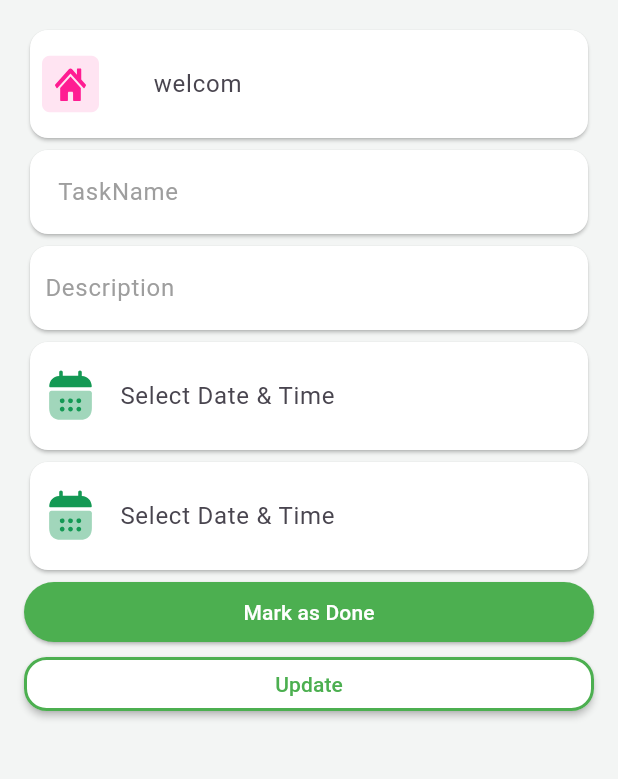
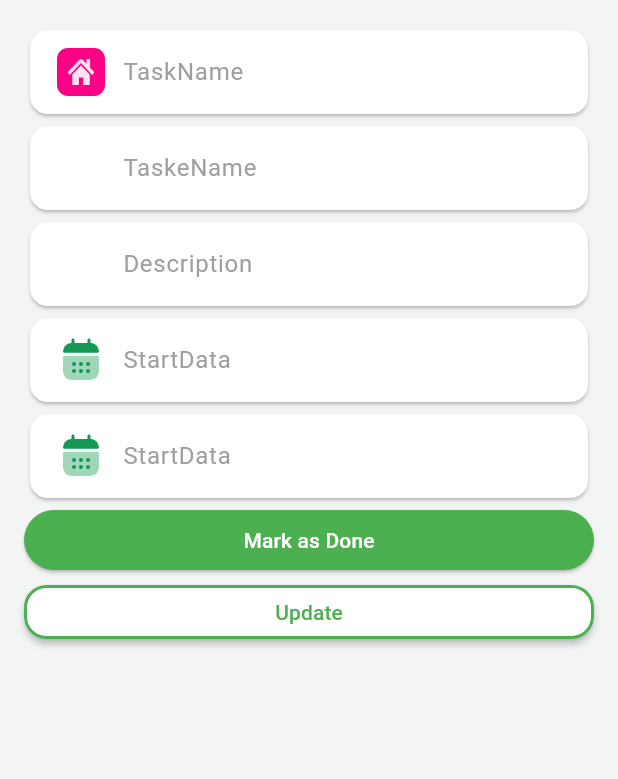
Before and after one commit to mahmoudshahin1/NTI-Task1, a Flutter app: the ScreenEditTask screen opened directly, on a phone screen of 412 x 824 dp, the part 84-863 px from its top. Run offline on Flutter 3.47's test engine with Material 3 defaults, Android fonts, the phone set to English and light mode, and no system bars; our stand-ins replace flutter_svg.

Commit message:
RefactroTo_ScreenEdit_AndDoDefultTextFiled_AddTask3_ScreenProfile_Add_DefultCard

```diff
--- a/lib/constant/appicon.dart
+++ b/lib/constant/appicon.dart
@@ -1,9 +1,13 @@
 class Appicon {
-  static const String IconHome = 'assets/icons/home.svg';
-  static const String IconTask = 'assets/icons/worktask.svg';
-  static const String IconPersonal = 'assets/icons/personal.svg';
-  static const String IconArrowBack = 'assets/icons/aroweback.svg';
-  static const String IconeDelet = 'assets/icons/Delet.svg';
-  static const String IconeHomeEdit = 'assets/icons/HomeEdit.svg';
-  static const String IconeCaleander = 'assets/icons/calendar.svg';
+  static const String Basebase = 'assets/icons/';
+  static const String IconHome = '${Basebase}home.svg';
+  static const String IconTask = '${Basebase}worktask.svg';
+  static const String IconPersonal = '${Basebase}personal.svg';
+  static const String IconArrowBack = '${Basebase}aroweback.svg';
+  static const String IconeDelet = '${Basebase}Delet.svg';
+  static const String IconeHomeEdit = '${Basebase}HomeEdit.svg';
+  static const String IconeCaleander = '${Basebase}calendar.svg';
+  static const String IconeUser = '${Basebase}user (4) 2.svg';
+  static const String IconeArrowUp = '${Basebase}iconamoon_arrow-up-2-thin.svg';
+  static const String IconeHestory = '${Basebase}history.svg';
 }
--- a/lib/main.dart
+++ b/lib/main.dart
@@ -2,6 +2,8 @@ import 'package:flutter/material.dart';
 
 import 'package:newproject/constant/colors.dart';
 import 'package:newproject/task1/task1.dart';
+import 'package:newproject/task2/screenedittask.dart';
+import 'package:newproject/task3/task3profilescreen.dart';
 
 void main() {
   runApp(const MyApp());
@@ -20,7 +22,7 @@ class MyApp extends StatelessWidget {
             backgroundColor: ColorsApp.primaryColor,
           )),
       title: 'Flutter Demo',
-      home: const TodatyTask(),
+      home: const Task4ScreenProfile(),
     );
   }
 }
--- a/lib/task2/screenedittask.dart
+++ b/lib/task2/screenedittask.dart
@@ -2,6 +2,7 @@ import 'package:flutter/material.dart';
 import 'package:flutter_svg/svg.dart';
 import 'package:intl/intl.dart';
 import 'package:newproject/constant/appicon.dart';
+import 'package:newproject/widget/defult_text_filed.dart';
 
 class ScreenEditTask extends StatefulWidget {
   ScreenEditTask({super.key});
@@ -10,7 +11,6 @@ class ScreenEditTask extends StatefulWidget {
   State<ScreenEditTask> createState() => _ScreenEditTaskState();
 }
 
-class _ScreenEditTaskState extends State<ScreenEditTask> {
 String? hinttext;
 
 TextEditingController dateTimeController = TextEditingController();
@@ -45,6 +45,7 @@ class _ScreenEditTaskState extends State<ScreenEditTask> {
   }
 }
 
+class _ScreenEditTaskState extends State<ScreenEditTask> {
   @override
   Widget build(BuildContext context) {
     return Scaffold(
@@ -83,117 +84,30 @@ class _ScreenEditTaskState extends State<ScreenEditTask> {
           padding: const EdgeInsets.all(16.0),
           child: Column(
             children: [
-              Card(
-                color: Colors.white,
-                child: Padding(
-                  padding: const EdgeInsets.all(8.0),
-                  child: TextField(
-                    onSubmitted: (value) {
-                      hinttext = value;
-                      print(value);
-                    },
-                    decoration: InputDecoration(
-                        border: InputBorder.none,
-                        prefixIcon: Padding(
-                          padding: EdgeInsets.only(
-                            right: 10,
+              DefultTextFiled(
+                label: 'TaskName',
+                prefixIcon: Appicon.IconHome,
               ),
-                          child: SvgPicture.asset(
-                            'assets/icons/Group 46.svg',
+              const DefultTextFiled(
+                label: 'TaskeName',
               ),
+              const DefultTextFiled(
+                label: 'Description',
               ),
-                        label: Text('     welcom'),
-                        hintText: hinttext,
-                        hintStyle: TextStyle()),
+              DefultTextFiled(
+                hinttext: hinttext,
+                readOnly: true,
+                label: 'StartData',
+                controller: dateTimeController,
+                prefixIcon: Appicon.IconeCaleander,
+                ontap: () => _pickDateTime(context),
               ),
-                ),
-              ),
-              Card(
-                color: Colors.white,
-                child: Padding(
-                  padding: const EdgeInsets.symmetric(horizontal: 10),
-                  child: TextField(
-                    onSubmitted: (value) {
-                      hinttext = value;
-                      print(value);
-                    },
-                    decoration: InputDecoration(
-                        border: InputBorder.none,
-                        label: Text(
-                          '  TaskName',
-                          style: TextStyle(color: Colors.grey),
-                        ),
-                        hintText: hinttext,
-                        hintStyle: TextStyle()),
-                  ),
-                ),
-              ),
-              Card(
-                color: Colors.white,
-                child: Padding(
-                  padding: const EdgeInsets.symmetric(horizontal: 10),
-                  child: TextField(
-                    maxLines: null, // Allows unlimited lines
-                    keyboardType: TextInputType.multiline,
-                    onSubmitted: (value) {
-                      hinttext = value;
-                      print(value);
-                    },
-                    decoration: InputDecoration(
-                        border: InputBorder.none,
-                        label: Text(
-                          'Description',
-                          style: TextStyle(color: Colors.grey),
-                        ),
-                        hintText: hinttext,
-                        hintMaxLines: 5,
-                        hintStyle: TextStyle()),
-                  ),
-                ),
-              ),
-              Card(
-                color: Colors.white,
-                child: Padding(
-                    padding: const EdgeInsets.all(8.0),
-                    child: TextField(
+              DefultTextFiled(
+                readOnly: true,
+                label: 'StartData',
                 controller: dateTimeController,
-                      readOnly: true,
-                      decoration: InputDecoration(
-                        border: InputBorder.none,
-                        labelText: "Select Date & Time",
-                        prefixIcon: Padding(
-                          padding: EdgeInsets.only(
-                            right: 10,
-                          ),
-                          child: SvgPicture.asset(
-                            Appicon.IconeCaleander,
-                          ),
-                        ),
-                      ),
-                      onTap: () => _pickDateTime(context),
-                    )),
-              ),
-              Card(
-                color: Colors.white,
-                child: Padding(
-                    padding: const EdgeInsets.all(8.0),
-                    child: TextField(
-                      controller: dateTimeController,
-                      readOnly: true,
-                      decoration: InputDecoration(
-                        border: InputBorder.none,
-                        labelText: "Select Date & Time",
-                        prefixIcon: Padding(
-                          padding: EdgeInsets.only(
-                            right: 10,
-                          ),
-                          child: SvgPicture.asset(
-                            Appicon.IconeCaleander,
-                          ),
-                        ),
-                      ),
-                      onTap: () => _pickDateTime(context),
-                    )),
+                prefixIcon: Appicon.IconeCaleander,
+                ontap: () => _pickDateTime(context),
               ),
               Center(
                 child: ElevatedButton(
@@ -217,7 +131,9 @@ class _ScreenEditTaskState extends State<ScreenEditTask> {
                     side: BorderSide(
                         color: Colors.green, width: 2), // Border color & width
                   ),
-                  onPressed: () {},
+                  onPressed: () {
+                    print('fhkjfhufh');
+                  },
                   child: Text(
                     'Update',
                     style: TextStyle(color: Colors.green),
--- /dev/null
+++ b/lib/widget/defult_text_filed.dart
@@ -0,0 +1,55 @@
+import 'package:flutter/material.dart';
+import 'package:flutter_svg/flutter_svg.dart';
+import 'package:newproject/task2/screenedittask.dart';
+
+class DefultTextFiled extends StatelessWidget {
+  const DefultTextFiled({
+    required this.label,
+    super.key,
+    this.prefixIcon,
+    this.controller,
+    this.ontap,
+    this.readOnly = false,
+    this.hinttext,
+  });
+  final String label;
+  final String? prefixIcon;
+  final TextEditingController? controller;
+  final GestureTapCallback? ontap;
+  final bool readOnly;
+  final String? hinttext;
+  @override
+  Widget build(BuildContext context) {
+    return Card(
+      color: Colors.white,
+      child: Padding(
+        padding: const EdgeInsets.symmetric(horizontal: 10),
+        child: TextField(
+          keyboardType: TextInputType.name,
+          readOnly: readOnly,
+          onTap: ontap,
+          controller: controller,
+          maxLines: 5,
+          minLines: 1,
+          // onSubmitted: (value) {
+          //   hinttext = value;
+          //   print(value);
+          // },
+          decoration: InputDecoration(
+              prefixIcon: Padding(
+                padding: EdgeInsets.all(8),
+                child:
+                    prefixIcon != null ? SvgPicture.asset(prefixIcon!) : null,
+              ),
+              border: InputBorder.none,
+              label: Text(
+                label,
+                style: TextStyle(color: Colors.grey),
+              ),
+              hintText: hinttext,
+              hintStyle: TextStyle()),
+        ),
+      ),
+    );
+  }
+}
```
Also changed, not shown: lib/task3/task3profilescreen.dart (added, +148 -0 lines), lib/widget/defult_card.dart (added, +40 -0 lines), assets/icons/history.svg (added), assets/icons/iconamoon_arrow-up-2-thin.svg (added), assets/icons/user (4) 2.svg (added), assets/images/plasten.png (added). Lines whose indentation alone changed are shown as unchanged.
